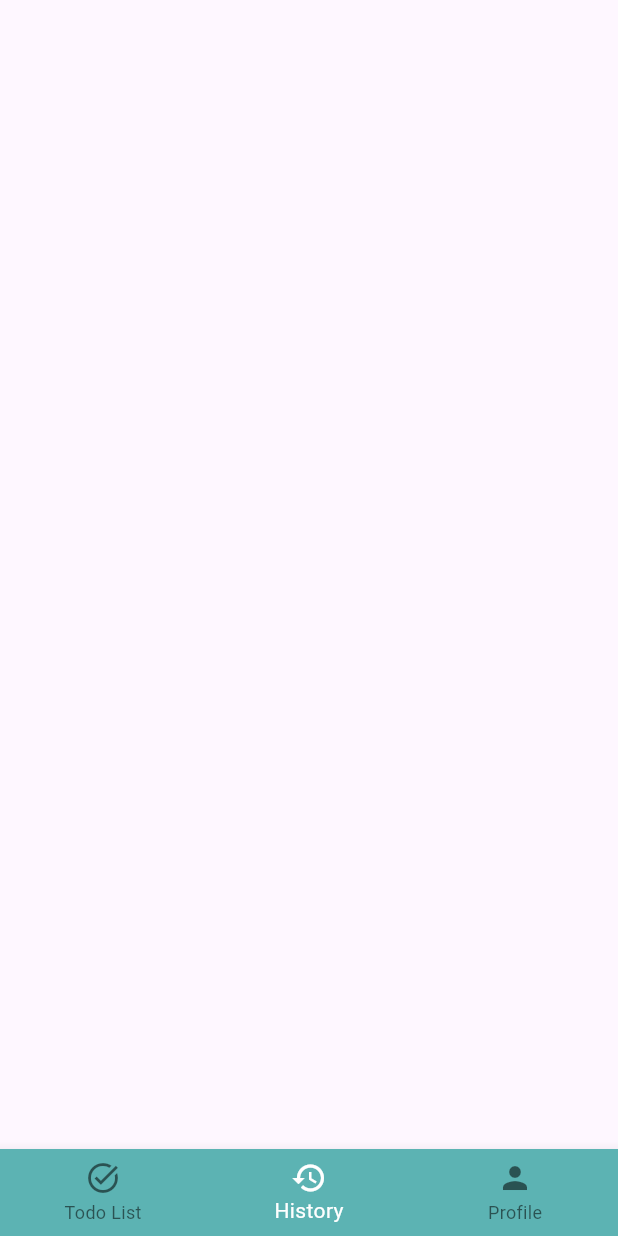
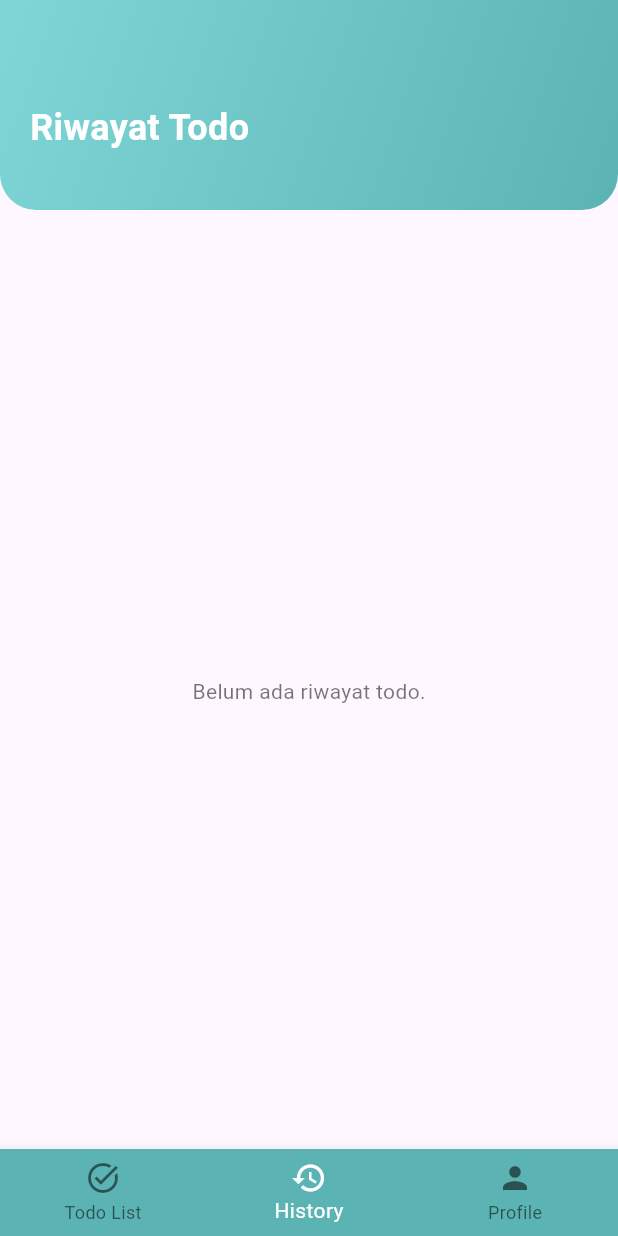
Before and after one commit to Mythiosss/tugas1_11PPLG2_mobiledev, a Flutter app: the BottomNav screen opened by its route, item 2 of the bottom bar chosen, on a phone screen of 412 x 824 dp. Run offline on Flutter 3.47's test engine with Material 3 defaults, Android fonts, the phone set to English and light mode, and no system bars; our stand-ins replace get.

Commit message:
feat:[AMIR] Add due date & completed date in todo

```diff
--- a/lib/fragments/history_page.dart
+++ b/lib/fragments/history_page.dart
@@ -1,33 +1,97 @@
 import 'package:flutter/material.dart';
 import 'package:get/get.dart';
+import 'package:intl/intl.dart';
 import 'package:tugas_flutter_1/controllers/todo_controller.dart';
+import 'package:tugas_flutter_1/models/todo_model.dart';
 import 'package:tugas_flutter_1/widgets/custom_card_widget.dart';
 
 class HistoryPage extends StatelessWidget {
-
-
   HistoryPage({super.key});
 
   final TodoController todoController = Get.find<TodoController>();
+  final Color mint = const Color(0xFF7FD6D6);
+  final Color mintDark = const Color(0xFF5CB3B3);
+
+  String _formatDate(DateTime? dt) {
+    if (dt == null) return "-";
+    return DateFormat("d MMMM yyyy, HH:mm", "id_ID").format(dt);
+  }
 
   @override
   Widget build(BuildContext context) {
+    return Column(
+      children: [
+        // ===== Header Gradient =====
+        Container(
+          width: double.infinity,
+          height: 140,
+          decoration: BoxDecoration(
+            gradient: LinearGradient(
+              colors: [mint, mintDark],
+              begin: Alignment.topLeft,
+              end: Alignment.bottomRight,
+            ),
+            borderRadius: const BorderRadius.only(
+              bottomLeft: Radius.circular(24),
+              bottomRight: Radius.circular(24),
+            ),
+          ),
+          padding: const EdgeInsets.fromLTRB(20, 50, 20, 20),
+          child: const Align(
+            alignment: Alignment.centerLeft,
+            child: Text(
+              "Riwayat Todo",
+              style: TextStyle(
+                fontSize: 24,
+                fontWeight: FontWeight.bold,
+                color: Colors.white,
+              ),
+            ),
+          ),
+        ),
+
+        const SizedBox(height: 16),
+
+        // ===== List History =====
+        Expanded(
+          child: Obx(() {
+            if (todoController.history.isEmpty) {
+              return const Center(
+                child: Text(
+                  "Belum ada riwayat todo.",
+                  style: TextStyle(fontSize: 14, color: Colors.black54),
+                ),
+              );
+            }
+
             return ListView.builder(
+              padding: const EdgeInsets.symmetric(horizontal: 16),
               itemCount: todoController.history.length,
               itemBuilder: (context, index) {
-        final todo = todoController.history[index];
+                final TodoModel todo = todoController.history[index];
+                final bool isCompleted = todo.completedAt != null;
+                final bool isRemoved = todo.removedAt != null && !todo.isCompleted;
+
+                final statusText = isCompleted
+                    ? "Selesai pada ${_formatDate(todo.completedAt)}"
+                    : "Dihapus pada ${_formatDate(todo.removedAt)}";
+
+                final statusColor = isCompleted ? Colors.green : Colors.red;
+                final statusIcon = isCompleted ? Icons.check_circle : Icons.cancel;
+
                 return CustomCardWidget(
                   namaTodo: todo.namaTodo,
                   deskripsiTodo: todo.deskripsiTodo,
                   kategori: todo.kategoriTodo,
                   isCompleted: todo.isCompleted,
                   dueDate: todo.dueDate,
-          completedAt: todo.completedAt,
-          removedAt: todo.removedAt,
                   onDelete: () => todoController.deleteTodo(index),
                   onDone: () => todoController.toggleCompleted(index),
+                );              },
             );
-      },
+          }),
+        ),
+      ],
     );
   }
 }
```
Lines whose indentation alone changed are shown as unchanged.
